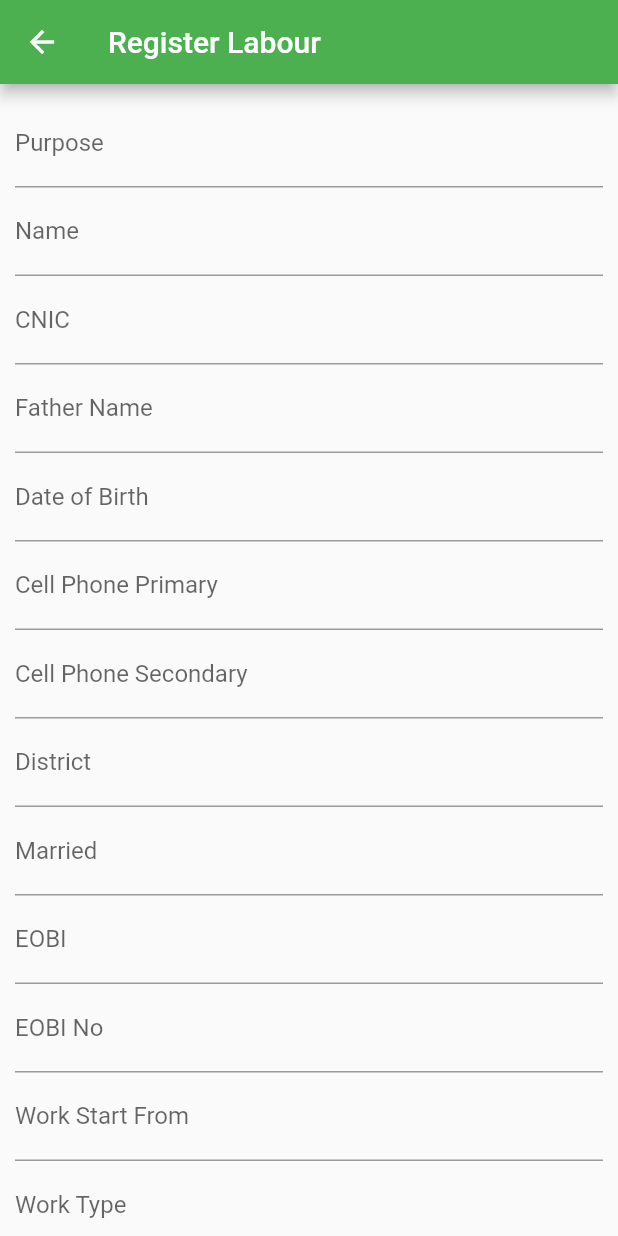
After one commit to munawarhussain14/Labour-Registraion-Offline-Mobile-App, a Flutter app: the screen it shows after launch, after a tap on "Register Labour", on a phone screen of 412 x 824 dp. The commit adds this screen. Run offline on Flutter 3.47's test engine with Material 2 defaults, Android fonts, the phone set to English and light mode, and no system bars; our stand-ins replace sqflite; accounts and stored records are empty.

Commit message:
Registration Page

```diff
--- /dev/null
+++ b/lib/database/db.dart
@@ -0,0 +1,79 @@
+import 'dart:async';
+
+import 'package:path/path.dart';
+import 'package:sqflite/sqflite.dart';
+
+class DB {
+  static final DB instance = DB._init();
+
+  static Database? _database;
+
+  DB._init();
+
+  Future<Database> get database async{
+    if(_database !=null)return _database!;
+
+    _database = await _initDB('labour.db');
+    return _database!;
+  }
+
+  Future<Database> _initDB(String filePath)async{
+    final dbPath = await getDatabasesPath();
+    final path = join(dbPath, filePath);
+
+    return await openDatabase(path,version: 1, onCreate: _createDB);
+  }
+
+  Future _createDB(Database db, int version)async{
+
+  }
+
+  Future close() async{
+    final db = await instance.database;
+    db.close();
+  }
+
+  //late final database;
+
+  /*
+  DB() {
+    database = openDatabase(
+      join('labours_database.db'),
+      // ignore: void_checks
+      onCreate: (db, version) {
+        db.execute(
+          'CREATE TABLE labours(id INTEGER PRIMARY KEY, '
+              'purpose TEXT, '
+              'name TEXT, '
+              'cnic TEXT,'
+              'father_name TEXT,'
+              'father_name TEXT,'
+              'doa TEXT,'
+              'cell_no_primary TEXT,'
+              'cell_no_secondary TEXT,'
+              'district_id TEXT,'
+              'married TEXT,'
+              'eobi TEXT,'
+              'eobi_no TEXT,'
+              'work_start_from TEXT,'
+              'work_type TEXT,'
+              'perm_address TEXT,'
+              'perm_district TEXT,'
+              ')',
+        );
+
+        db.execute(
+          'CREATE TABLE districts(id INTEGER PRIMARY KEY, '
+              'name TEXT, '
+              'province TEXT, '
+              'assign_id TEXT,'
+              ')',
+        );
+        return db;
+      },
+      // Set the version. This executes the onCreate function and provides a
+      // path to perform database upgrades and downgrades.
+      version: 1,
+    );
+  }*/
+}
--- /dev/null
+++ b/lib/layouts/form/text_field.dart
@@ -0,0 +1,18 @@
+import 'package:flutter/material.dart';
+
+Widget textField(String label,controller){
+  return TextFormField(
+    controller: controller,
+    // The validator receives the text that the user has entered.
+    decoration: InputDecoration(
+      // border: OutlineInputBorder(),
+        label: Text("${label}")
+    ),
+    validator: (value) {
+      if (value == null || value.isEmpty) {
+        return 'Please enter Labour ${label}';
+      }
+      return null;
+    },
+  );
+}
--- /dev/null
+++ b/lib/layouts/partials/tile.dart
@@ -0,0 +1,16 @@
+import 'package:flutter/material.dart';
+
+Widget getTile(String title,onTap){
+  return Card(
+    child: InkWell(
+      onTap: onTap,
+      child: Container(
+        padding: EdgeInsets.all(20),
+        width: double.infinity,
+        child: Center(
+          child: Text(title,style: TextStyle(color: Colors.black54, fontSize: 18),),
+        ),
+      ),
+    ),
+  );
+}
--- a/lib/main.dart
+++ b/lib/main.dart
@@ -1,3 +1,5 @@
+import 'package:cmlw_labour_registration/pages/register_labour.dart';
+import 'package:cmlw_labour_registration/layouts/partials/tile.dart';
 import 'package:flutter/material.dart';
 
 void main() {
@@ -11,7 +13,7 @@ class MyApp extends StatelessWidget {
   @override
   Widget build(BuildContext context) {
     return MaterialApp(
-      title: 'Flutter Demo',
+      title: 'Dashboard',
       theme: ThemeData(
         // This is the theme of your application.
         //
@@ -22,9 +24,9 @@ class MyApp extends StatelessWidget {
         // or simply save your changes to "hot reload" in a Flutter IDE).
         // Notice that the counter didn't reset back to zero; the application
         // is not restarted.
-        primarySwatch: Colors.blue,
+        primarySwatch: Colors.green,
       ),
-      home: const MyHomePage(title: 'Flutter Demo Home Page'),
+      home:const MyHomePage(title: 'Dashboard'),
     );
   }
 }
@@ -79,36 +81,14 @@ class _MyHomePageState extends State<MyHomePage> {
         // Center is a layout widget. It takes a single child and positions it
         // in the middle of the parent.
         child: Column(
-          // Column is also a layout widget. It takes a list of children and
-          // arranges them vertically. By default, it sizes itself to fit its
-          // children horizontally, and tries to be as tall as its parent.
-          //
-          // Invoke "debug painting" (press "p" in the console, choose the
-          // "Toggle Debug Paint" action from the Flutter Inspector in Android
-          // Studio, or the "Toggle Debug Paint" command in Visual Studio Code)
-          // to see the wireframe for each widget.
-          //
-          // Column has various properties to control how it sizes itself and
-          // how it positions its children. Here we use mainAxisAlignment to
-          // center the children vertically; the main axis here is the vertical
-          // axis because Columns are vertical (the cross axis would be
-          // horizontal).
-          mainAxisAlignment: MainAxisAlignment.center,
+          mainAxisAlignment: MainAxisAlignment.start,
           children: <Widget>[
-            const Text(
-              'You have pushed the button this many times:',
-            ),
-            Text(
-              '$_counter',
-              style: Theme.of(context).textTheme.headline4,
-            ),
+            getTile("Labours Registered: 200",()=>{}),
+            getTile("Register Labour",()=>{
+              Navigator.push(context, MaterialPageRoute(builder: (context)=>const RegisterLabour()))
+            })
           ],
         ),
-      ),
-      floatingActionButton: FloatingActionButton(
-        onPressed: _incrementCounter,
-        tooltip: 'Increment',
-        child: const Icon(Icons.add),
       ), // This trailing comma makes auto-formatting nicer for build methods.
     );
   }
--- /dev/null
+++ b/lib/models/labour.dart
@@ -0,0 +1,126 @@
+import 'dart:core';
+
+
+final String tableLabour = '';
+/*class Labours{
+  final int status;
+  final String message;
+  final List<Labour> data;
+
+  Labours({required this.status,required this.message, required this.data});
+
+  factory Labours.fromJson(Labour labourJson){
+    List list = labourJson as List;
+    List<Labour> labours = list.map((e){return Labour.fromJson(e);}).toList();
+    return Labours(status:200,message:"Labours",data:labours);
+  }
+
+}
+
+class Labour{
+  late int? id;
+  late String? purpose;
+  late String? name;
+  late String? cnic;
+  late String? father_name;
+  late DateTime? doa;
+  late String? cell_no_primary;
+  late String? cell_no_secondary;
+  late String? gender;
+  late int? domicile_district;
+  late int? district_id;
+  late String? married;
+  late String? eobi;
+  late String? eobi_no;
+  late DateTime? work_from;
+  late int? work_type;
+  late String? perm_address;
+  late int? perm_district;
+
+  Labour({
+    this.id,
+    this.purpose,
+    this.name,
+    this.cnic,
+    this.father_name,
+    this.doa,
+    this.cell_no_primary,
+    this.cell_no_secondary,
+    this.gender,
+    this.domicile_district,
+    this.district_id,
+    this.married,
+    this.eobi,
+    this.eobi_no,
+    this.work_from,
+    this.work_type,
+    this.perm_address,
+    this.perm_district
+});
+
+  factory Labour.fromJson(Map<String, dynamic> json){
+    return Labour(
+        id:json["id"],
+        purpose:json["purpose"],
+        name:json["name"],
+        cnic:json["cnic"],
+        father_name:json["father_name"],
+        doa:json["doa"],
+        cell_no_primary:json["cell_no_primary"],
+        cell_no_secondary:json["cell_no_secondary"],
+        gender:json["gender"],
+        domicile_district:json["domicile_district"],
+        district_id:json["district_id"],
+        married:json["married"],
+        eobi:json["eobi"],
+        eobi_no:json["eobi_no"],
+        work_from:json["work_from"],
+        work_type:json["work_type"],
+        perm_address:json["perm_address"],
+        perm_district:json["perm_district"]
+    );
+  }
+
+  Map<dynamic, dynamic> toJson(){
+    Map<dynamic,dynamic> data = {};
+    if(id!=null)
+      data['id'] = id;
+    if(purpose!=null)
+      data['purpose'] = purpose;
+    if(name!=null)
+      data['name'] = name;
+    if(cnic!=null)
+      data['cnic'] = cnic;
+    if(father_name!=null)
+      data['father_name'] = father_name;
+    if(doa!=null)
+      data['doa'] = doa;
+    if(cell_no_primary!=null)
+      data['cell_no_primary'] = cell_no_primary;
+    if(cell_no_secondary!=null)
+      data['cell_no_secondary'] = cell_no_secondary;
+    if(gender!=null)
+      data['gender'] = gender;
+    if(domicile_district!=null)
+      data['domicile_district'] = domicile_district;
+    if(district_id!=null)
+      data['district_id'] = district_id;
+    if(married!=null)
+      data['married'] = married;
+    if(eobi!=null)
+      data['eobi'] = eobi;
+    if(eobi_no!=null)
+      data['eobi_no'] = eobi_no;
+    if(work_from!=null)
+      data['work_from'] = work_from;
+    if(work_type!=null)
+      data['work_type'] = work_type;
+    if(perm_address!=null)
+      data['perm_address'] = perm_address;
+    if(perm_district!=null)
+      data['perm_district'] = perm_district;
+    return data;
+
+  }
+
+}*/
--- /dev/null
+++ b/lib/pages/register_labour.dart
@@ -0,0 +1,137 @@
+import 'dart:convert';
+
+import 'package:cmlw_labour_registration/layouts/form/text_field.dart';
+import 'package:cmlw_labour_registration/models/labour.dart';
+import 'package:flutter/material.dart';
+
+class RegisterLabour extends StatefulWidget {
+  const RegisterLabour({Key? key}) : super(key: key);
+
+  @override
+  _RegisterLabourState createState() => _RegisterLabourState();
+}
+
+class _RegisterLabourState extends State<RegisterLabour> {
+
+  final _formKey = GlobalKey<FormState>();
+  final TextEditingController purpose = new TextEditingController();
+  final TextEditingController name = new TextEditingController();
+  final TextEditingController cnic = new TextEditingController();
+  final TextEditingController father_name = new TextEditingController();
+  final TextEditingController doa = new TextEditingController();
+  final TextEditingController cell_no_primary = new TextEditingController();
+  final TextEditingController cell_no_secondary = new TextEditingController();
+  final TextEditingController district = new TextEditingController();
+  final TextEditingController married = new TextEditingController();
+  final TextEditingController eobi = new TextEditingController();
+  final TextEditingController eobi_no = new TextEditingController();
+  final TextEditingController work_start_from = new TextEditingController();
+  final TextEditingController work_type = new TextEditingController();
+  final TextEditingController perm_address = new TextEditingController();
+  final TextEditingController perm_district = new TextEditingController();
+  //Labour labour = new Labour();
+
+  @override
+  void initState() {
+    super.initState();
+  }
+
+  @override
+  Widget build(BuildContext context) {
+    return Scaffold(
+      appBar: AppBar(
+        title: Text("Register Labour"),
+      ),
+      body: SingleChildScrollView(
+        child: Container(
+          margin: EdgeInsets.all(10),
+          child: Form(
+            key: _formKey,
+            child: Column(
+              children: <Widget>[
+                textField("Purpose",purpose),
+                textField("Name",name),
+                textField("CNIC",cnic),
+                textField("Father Name",father_name),
+                textField("Date of Birth",doa),
+                textField("Cell Phone Primary",cell_no_primary),
+                textField("Cell Phone Secondary",cell_no_secondary),
+                textField("District",district),
+                textField("Married",married),
+                textField("EOBI",eobi),
+                textField("EOBI No",eobi_no),
+                textField("Work Start From",work_start_from),
+                textField("Work Type",work_type),
+                textField("Permanent Address",perm_address),
+                textField("Permanent District",perm_district),
+                Padding(
+                  padding: const EdgeInsets.symmetric(vertical: 16.0),
+                  child: ElevatedButton(
+                    onPressed: () {
+                      // Validate returns true if the form is valid, or false otherwise.
+                      setLabour();
+                      if (_formKey.currentState!.validate()) {
+                        ScaffoldMessenger.of(context).showSnackBar(
+                          const SnackBar(content: Text('Processing Data')),
+                        );
+                      }
+                    },
+                    child: const Text('Submit'),
+                  ),
+                ),
+              ],
+            ),
+          ),
+        ),
+      ),
+    );
+  }
+
+  void setLabour(){
+    /*if(!purpose.text.isEmpty){
+      labour.purpose = purpose.text;
+    }
+    if(!name.text.isEmpty){
+      labour.name = name.text;
+    }
+    if(!cnic.text.isEmpty){
+      labour.cnic = cnic.text;
+    }
+    if(!father_name.text.isEmpty){
+      labour.father_name = father_name.text;
+    }
+    if(!doa.text.isEmpty){
+      //labour.doa = doa.text;
+    }
+    if(!cell_no_primary.text.isEmpty){
+      labour.cell_no_primary = cell_no_primary.text.trim();
+    }
+    if(!cell_no_secondary.text.isEmpty){
+      labour.cell_no_secondary = cell_no_secondary.text.trim();
+    }
+    if(!district.text.isEmpty){
+      //labour.district_id = district.text.trim();
+    }
+    if(!married.text.isEmpty){
+      labour.married = married.text.trim();
+    }
+    if(!eobi.text.isEmpty){
+      labour.eobi = eobi.text.trim();
+    }
+    if(!eobi_no.text.isEmpty){
+      labour.eobi_no = eobi_no.text.trim();
+    }
+    if(!work_start_from.text.isEmpty){
+      //labour.work_from = work_start_from.text;
+    }
+    if(!work_type.text.isEmpty){
+      //labour.work_type = work_type.text;
+    }
+    if(!perm_address.text.isEmpty){
+      labour.perm_address = perm_address.text.trim();
+    }
+    if(!perm_district.text.isEmpty){
+      // labour.perm_district = perm_district.text;
+    }*/
+  }
+}
--- a/pubspec.yaml
+++ b/pubspec.yaml
@@ -34,6 +34,7 @@ dependencies:
   # The following adds the Cupertino Icons font to your application.
   # Use with the CupertinoIcons class for iOS style icons.
   cupertino_icons: ^1.0.2
+  sqflite: ^2.0.2
 
 dev_dependencies:
   flutter_test:
```
Also changed, not shown: pubspec.lock.
